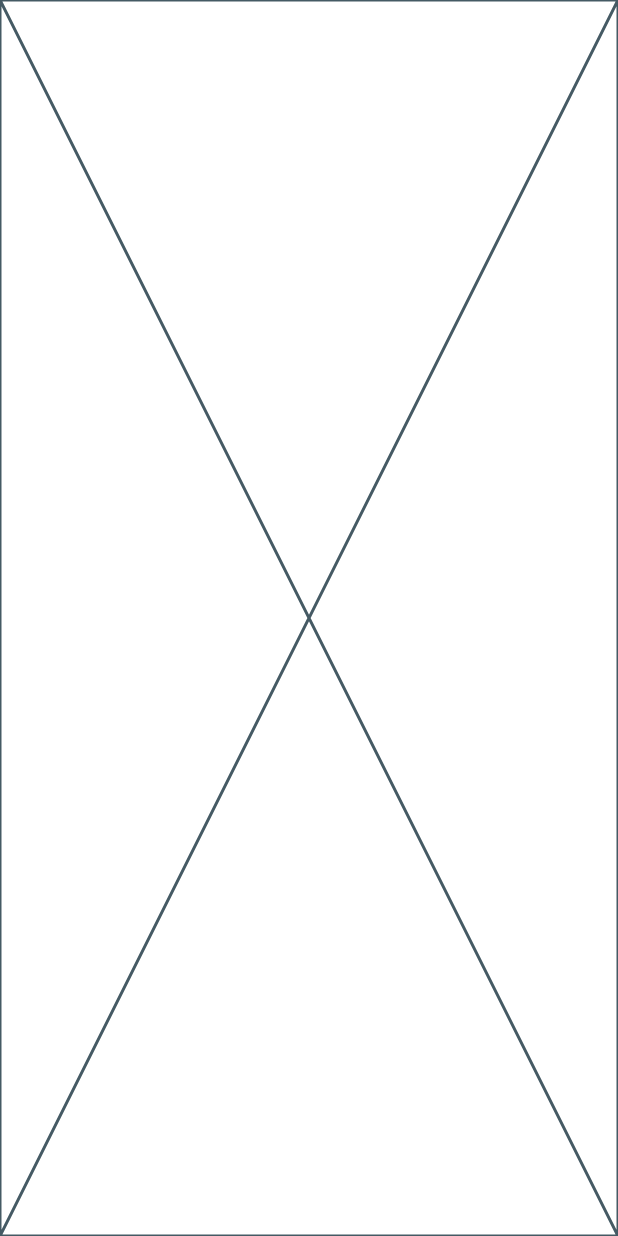
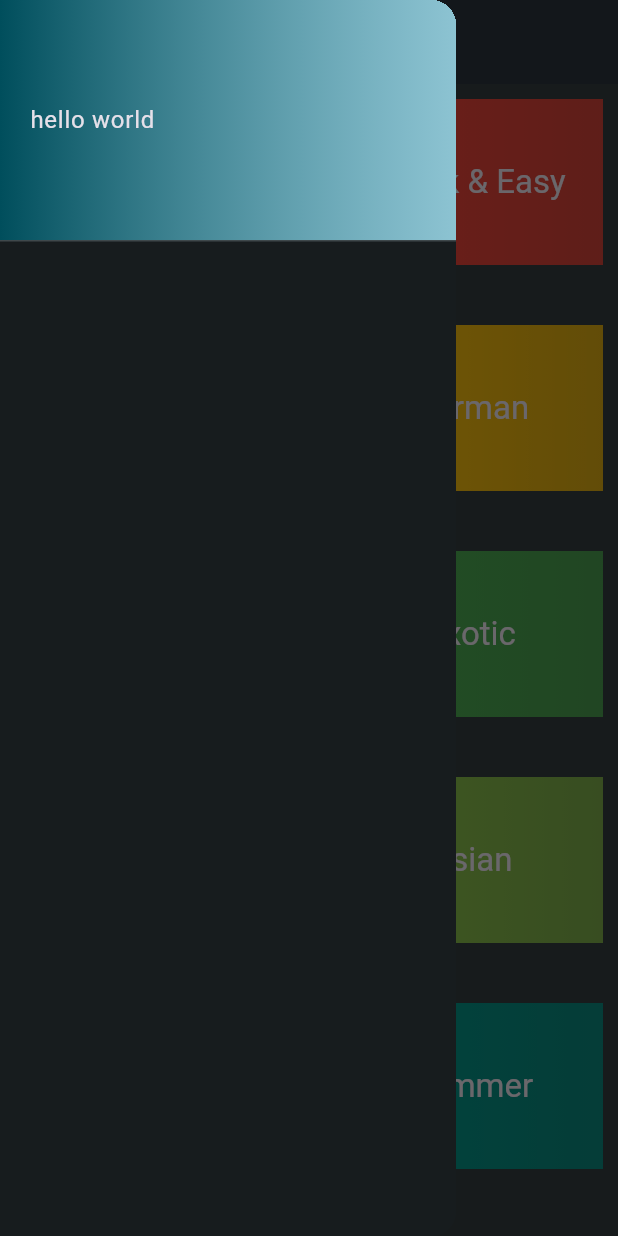
Before and after one commit to misheo/meals-app, a Flutter app: the screen it shows after launch, with the side drawer open (before the commit the screen has no drawer), on a phone screen of 412 x 824 dp. Run offline on Flutter 3.47's test engine with Material 3 defaults, Android fonts, the phone set to English and light mode, and no system bars.

Commit message:
create tab screen , categories screen, Grid item widget , drawer widget, the category module and create a dummy data

```diff
--- /dev/null
+++ b/lib/Modules/category.dart
@@ -0,0 +1,11 @@
+import 'package:flutter/material.dart';
+
+class Category {const
+   Category(
+      {required this.id,
+      required this.title,
+      this.color = const Color.fromARGB(255, 6, 77, 136)});
+  final String id;
+  final String title;
+  final Color color;
+}
--- /dev/null
+++ b/lib/data/dummy_data.dart
@@ -0,0 +1,56 @@
+import 'package:flutter/material.dart';
+
+import 'package:rev_2024/Modules/category.dart';
+
+const availableCategories = [
+  Category(
+    id: 'c1',
+    title: 'Italian',
+    color: Colors.purple,
+  ),
+  Category(
+    id: 'c2',
+    title: 'Quick & Easy',
+    color: Colors.red,
+  ),
+  Category(
+    id: 'c3',
+    title: 'Hamburgers',
+    color: Colors.orange,
+  ),
+  Category(
+    id: 'c4',
+    title: 'German',
+    color: Colors.amber,
+  ),
+  Category(
+    id: 'c5',
+    title: 'Light & Lovely',
+    color: Colors.blue,
+  ),
+  Category(
+    id: 'c6',
+    title: 'Exotic',
+    color: Colors.green,
+  ),
+  Category(
+    id: 'c7',
+    title: 'Breakfast',
+    color: Colors.lightBlue,
+  ),
+  Category(
+    id: 'c8',
+    title: 'Asian',
+    color: Colors.lightGreen,
+  ),
+  Category(
+    id: 'c9',
+    title: 'French',
+    color: Colors.pink,
+  ),
+  Category(
+    id: 'c10',
+    title: 'Summer',
+    color: Colors.teal,
+  ),
+];
--- a/lib/main.dart
+++ b/lib/main.dart
@@ -1,4 +1,5 @@
 import 'package:flutter/material.dart';
+import 'package:rev_2024/screens/tabs.dart';
 
 void main() {
   runApp(const MyApp());
@@ -19,7 +20,7 @@ class MyApp extends StatelessWidget {
             surface: const Color.fromARGB(255, 42, 51, 59),
           ),
           scaffoldBackgroundColor: const Color.fromARGB(255, 50, 58, 60)),
-      home: const Placeholder(),
+      home: const  Tabs(),
     );
   }
 }
--- /dev/null
+++ b/lib/screens/categoeies.dart
@@ -0,0 +1,37 @@
+import 'package:flutter/material.dart';
+import 'package:rev_2024/data/dummy_data.dart';
+import '../widgets/category_item.dart';
+
+class Categories extends StatelessWidget {
+  const Categories({Key? key}) : super(key: key);
+  @override
+  Widget build(BuildContext context) {
+    double width = MediaQuery.of(context).size.width;
+    double height = MediaQuery.of(context).size.height;
+    int count = 2;
+    double aspectRatio = 3 / 2;
+    if (width > height) {
+      aspectRatio = 2 / 3;
+      count = 3; // 3 columns
+    }
+    return Scaffold(
+
+        body: GridView(
+            gridDelegate: SliverGridDelegateWithFixedCrossAxisCount(
+                crossAxisCount: count,
+                childAspectRatio: aspectRatio,
+                crossAxisSpacing: 20,
+                mainAxisSpacing: 20),
+
+            // itemBuilder: (context, index) {
+            //   return const CategoryItem(
+            //     color: Color.fromARGB(255, 255, 255, 255),
+            //     name: 'test',
+            //   );
+            // }
+            children:  [
+              ...availableCategories.map((e) => CategoryItem(category: e,))
+            ],
+            ));
+  }
+}
--- /dev/null
+++ b/lib/screens/tabs.dart
@@ -0,0 +1,17 @@
+import 'package:flutter/material.dart';
+import 'package:rev_2024/screens/categoeies.dart';
+import 'package:rev_2024/widgets/main_drawer.dart';
+
+class Tabs extends StatelessWidget {
+  const Tabs({Key? key }) : super(key: key);
+  @override
+  Widget build(BuildContext context) {
+    return Scaffold(
+      appBar: AppBar(
+        title:const Text('Tab'),
+      ),
+      drawer: const MainDrawer() ,
+      body:const  Categories()
+    );
+  }
+}
--- /dev/null
+++ b/lib/widgets/category_item.dart
@@ -0,0 +1,30 @@
+import 'package:flutter/material.dart';
+import 'package:rev_2024/Modules/category.dart';
+class CategoryItem extends StatelessWidget {
+  const CategoryItem({super.key , required this.category  });
+ final Category category;
+
+
+
+  @override
+  Widget build(BuildContext context) {
+    return InkWell(
+      onTap: (){},
+      splashFactory: Theme.of(context).splashFactory,
+      splashColor: Theme.of(context).splashColor,
+
+      child: Container(
+        margin: const EdgeInsets.all(10.0),
+        decoration: BoxDecoration(
+          gradient: LinearGradient(
+            colors: [
+              category.color, category.color.withOpacity(0.8)
+            ]
+
+          )
+        ),
+        child: Center(child: Text(category.title,style: Theme.of(context).textTheme.titleLarge,),)
+      )
+    );
+  }
+}
--- /dev/null
+++ b/lib/widgets/main_drawer.dart
@@ -0,0 +1,29 @@
+import 'package:flutter/material.dart';
+
+class MainDrawer extends StatelessWidget {
+  const MainDrawer({super.key});
+
+  @override
+  Widget build(BuildContext context) {
+    return Drawer(
+      child: Column(children: [
+        DrawerHeader(
+            decoration: BoxDecoration(
+              gradient: LinearGradient(colors: [
+                Theme.of(context).colorScheme.primaryContainer,
+                Theme.of(context)
+                    .colorScheme
+                    .onPrimaryContainer
+                    .withOpacity(0.8)
+              ]),
+            ),
+            padding: const EdgeInsets.all(20),
+            child: Row(
+              children: [
+                Text('hello world')
+              ],
+            ))
+      ]),
+    );
+  }
+}
```
